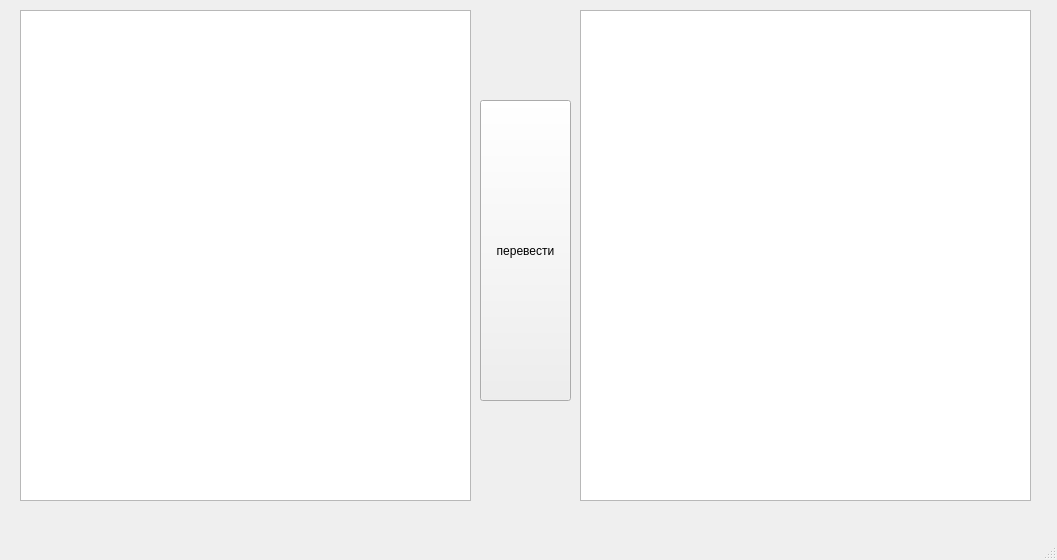
First picture: the form in translate.ui, repository kvirus/pyprogram, before the edit.
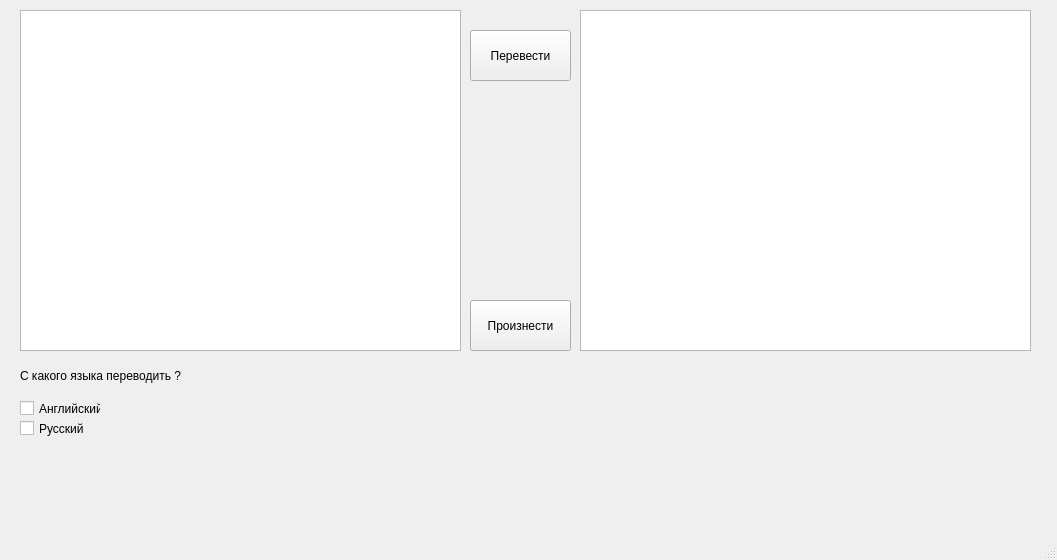
Second picture: the form after the edit.

```diff
--- a/translate.ui
+++ b/translate.ui
@@ -17,14 +17,14 @@
    <widget class="QPushButton" name="pushButton">
     <property name="geometry">
      <rect>
-      <x>480</x>
-      <y>100</y>
-      <width>91</width>
-      <height>301</height>
+      <x>470</x>
+      <y>30</y>
+      <width>101</width>
+      <height>51</height>
      </rect>
     </property>
     <property name="text">
-     <string>перевести</string>
+     <string>Перевести</string>
     </property>
    </widget>
    <widget class="QTextEdit" name="textEdit">
@@ -32,8 +32,8 @@
      <rect>
       <x>20</x>
       <y>10</y>
-      <width>451</width>
-      <height>491</height>
+      <width>441</width>
+      <height>341</height>
      </rect>
     </property>
    </widget>
@@ -43,10 +43,62 @@
       <x>580</x>
       <y>10</y>
       <width>451</width>
-      <height>491</height>
+      <height>341</height>
      </rect>
     </property>
    </widget>
+   <widget class="QCheckBox" name="checkBox">
+    <property name="geometry">
+     <rect>
+      <x>20</x>
+      <y>400</y>
+      <width>81</width>
+      <height>17</height>
+     </rect>
+    </property>
+    <property name="text">
+     <string>Английский</string>
+    </property>
+   </widget>
+   <widget class="QCheckBox" name="checkBox_2">
+    <property name="geometry">
+     <rect>
+      <x>20</x>
+      <y>420</y>
+      <width>81</width>
+      <height>17</height>
+     </rect>
+    </property>
+    <property name="text">
+     <string>Русский</string>
+    </property>
+   </widget>
+   <widget class="QLabel" name="label">
+    <property name="geometry">
+     <rect>
+      <x>20</x>
+      <y>360</y>
+      <width>261</width>
+      <height>31</height>
+     </rect>
+    </property>
+    <property name="text">
+     <string>С какого языка переводить ?</string>
+    </property>
+   </widget>
+   <widget class="QPushButton" name="pushButton_2">
+    <property name="geometry">
+     <rect>
+      <x>470</x>
+      <y>300</y>
+      <width>101</width>
+      <height>51</height>
+     </rect>
+    </property>
+    <property name="text">
+     <string>Произнести</string>
+    </property>
+   </widget>
   </widget>
   <widget class="QMenuBar" name="menubar">
    <property name="geometry">
```
